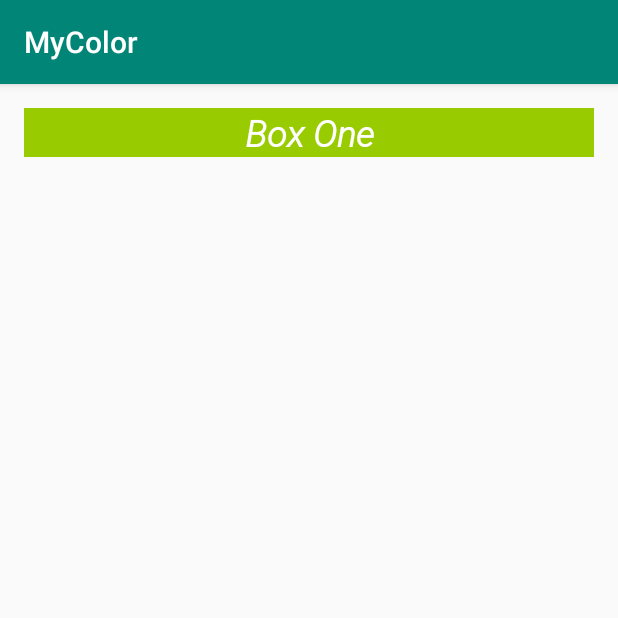
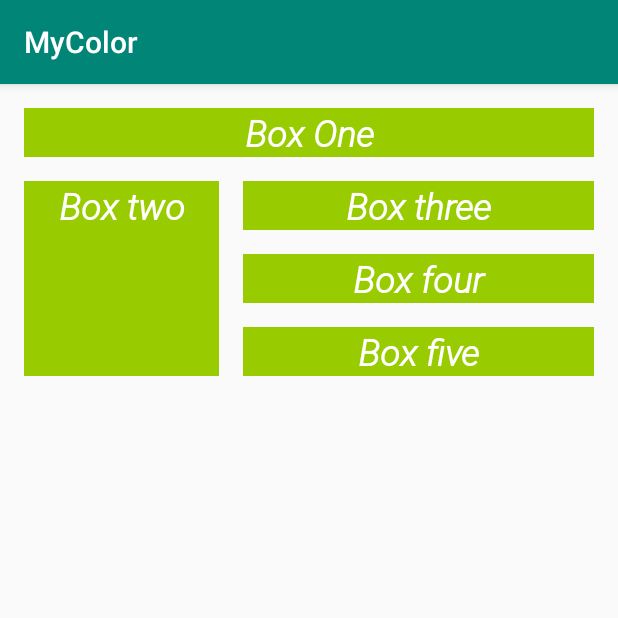
Before and after one commit to maricorla/Colorapplication, an Android app: the screen it shows after launch (MainActivity), on a phone screen of 412 x 824 dp, the top half of it. Run offline under Robolectric (Android 15) with nearby library versions, the phone set to English and light mode, and no system bars.

Commit message:
boxes constraint

```diff
--- a/app/src/main/res/layout/activity_main.xml
+++ b/app/src/main/res/layout/activity_main.xml
@@ -22,4 +22,57 @@
         app:layout_constraintTop_toTopOf="parent"
         app:layout_constraintVertical_bias="0.0" />
 
+    <TextView
+        android:id="@+id/box_two_text"
+        style="@style/WhiteBox"
+        android:layout_width="130dp"
+        android:layout_height="130dp"
+        android:layout_marginStart="16dp"
+        android:layout_marginTop="16dp"
+        android:text="@string/box_two_text"
+        app:layout_constraintStart_toStartOf="parent"
+        app:layout_constraintTop_toBottomOf="@+id/box_one_text" />
+
+    <TextView
+        android:id="@+id/box_four_text"
+        style="@style/WhiteBox"
+        android:layout_width="0dp"
+        android:layout_height="wrap_content"
+        android:layout_marginStart="16dp"
+        android:layout_marginEnd="16dp"
+        android:layout_marginBottom="16dp"
+        android:text="@string/box_four"
+        app:layout_constraintBottom_toTopOf="@+id/box_five_text"
+        app:layout_constraintEnd_toEndOf="parent"
+        app:layout_constraintHorizontal_bias="0.6"
+        app:layout_constraintStart_toEndOf="@+id/box_two_text"
+        app:layout_constraintTop_toBottomOf="@+id/box_three_text" />
+
+    <TextView
+        android:id="@+id/box_five_text"
+        style="@style/WhiteBox"
+        android:layout_width="0dp"
+        android:layout_height="wrap_content"
+        android:layout_marginStart="16dp"
+        android:layout_marginEnd="16dp"
+        android:text="@string/box_five"
+        app:layout_constraintBottom_toBottomOf="@+id/box_two_text"
+        app:layout_constraintEnd_toEndOf="parent"
+        app:layout_constraintStart_toEndOf="@+id/box_two_text"
+        app:layout_constraintTop_toBottomOf="@+id/box_four_text" />
+
+    <TextView
+        android:id="@+id/box_three_text"
+        style="@style/WhiteBox"
+        android:layout_width="0dp"
+        android:layout_height="wrap_content"
+        android:layout_marginStart="16dp"
+        android:layout_marginEnd="16dp"
+        android:layout_marginBottom="16dp"
+        android:text="@string/box_three"
+        app:layout_constraintBottom_toTopOf="@+id/box_four_text"
+        app:layout_constraintEnd_toEndOf="parent"
+        app:layout_constraintStart_toEndOf="@+id/box_two_text"
+        app:layout_constraintTop_toTopOf="@+id/box_two_text" />
+
 </androidx.constraintlayout.widget.ConstraintLayout>
--- a/app/src/main/res/values/strings.xml
+++ b/app/src/main/res/values/strings.xml
@@ -1,4 +1,12 @@
 <resources>
     <string name="app_name">MyColor</string>
     <string name="box_one">Box One</string>
+    <string name="box_two_text">Box two</string>
+    <string name="box_three">Box three</string>
+    <string name="box_four">Box four</string>
+    <string name="box_five">Box five</string>
+    <string name="button_red">RED</string>>
+    <string name="button_yellow">YELLOW</string>>
+    <string name="button_green">GREEN</string>
+
 </resources>
```
